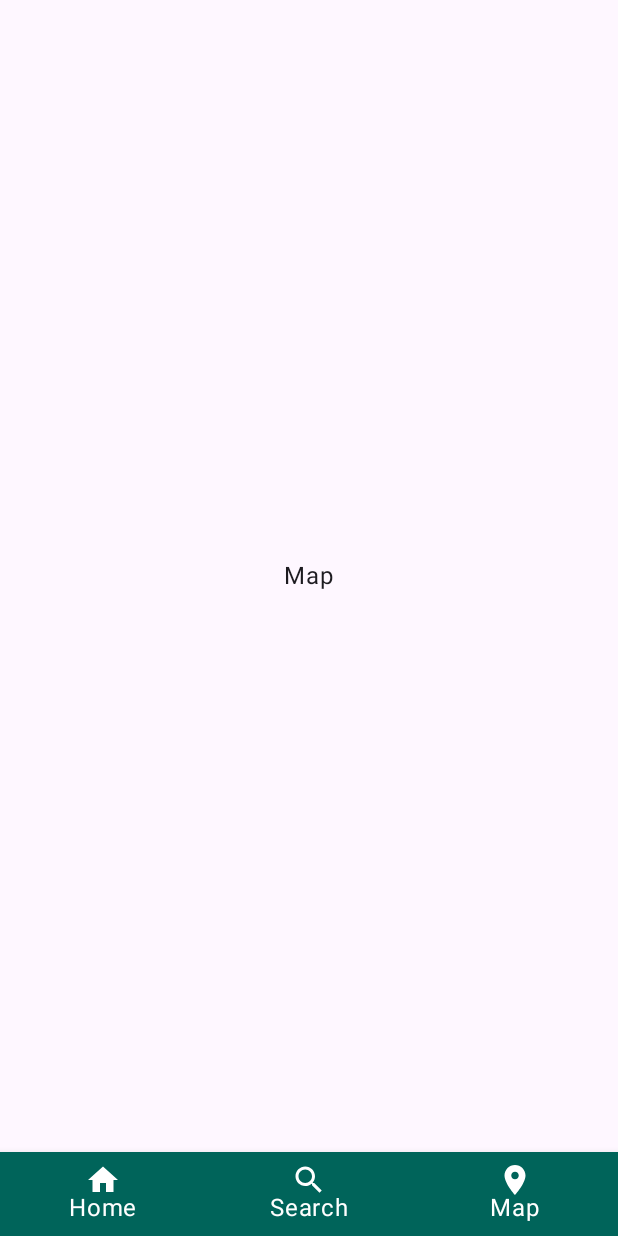
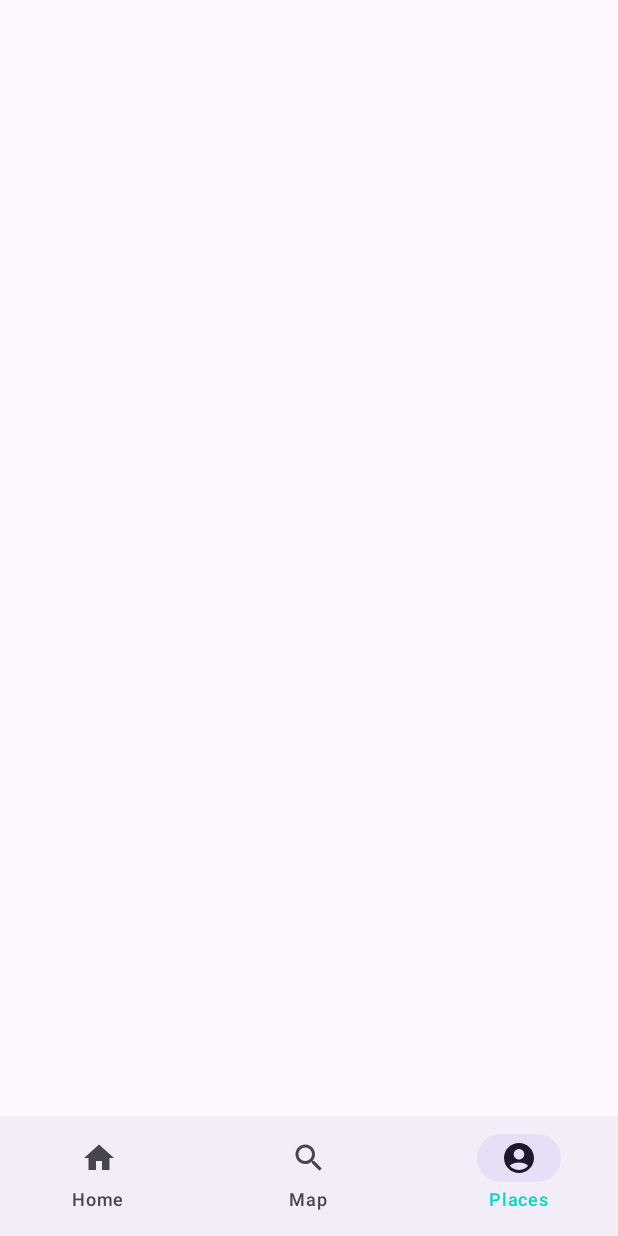
Before and after one commit to jackgpalfrey/uni-ma-project, an Android app built with Jetpack Compose: the HomeScreen screen opened through its navigation route, item 3 of the bottom bar chosen, on a phone screen of 412 x 824 dp. Run offline under Robolectric (Android 15) with nearby library versions, the phone set to English and light mode, and no system bars.

Commit message:
feat: added material3 navigation bar

```diff
--- /dev/null
+++ b/app/src/main/java/com/example/weatherapplication/BottomNavigationBar.kt
@@ -0,0 +1,75 @@
+package com.example.weatherapplication
+
+import androidx.compose.foundation.layout.fillMaxSize
+import androidx.compose.foundation.layout.padding
+import androidx.compose.material3.*
+import androidx.compose.runtime.Composable
+import androidx.compose.runtime.getValue
+import androidx.compose.ui.Modifier
+import androidx.navigation.NavGraph.Companion.findStartDestination
+import androidx.navigation.compose.NavHost
+import androidx.navigation.compose.composable
+import androidx.navigation.compose.currentBackStackEntryAsState
+import androidx.navigation.compose.rememberNavController
+import com.example.weatherapplication.screens.HomeScreen
+import com.example.weatherapplication.screens.MapScreen
+import com.example.weatherapplication.screens.PlacesScreen
+
+@Composable
+fun BottomNavigationBar() {
+    val navController = rememberNavController()
+    val navBackStackEntry by navController.currentBackStackEntryAsState()
+    val currentDestination = navBackStackEntry?.destination
+
+    Scaffold(
+        modifier = Modifier.fillMaxSize(),
+        bottomBar = {
+            NavigationBar {
+                BottomNavigationItem().bottomNavigationItems().forEachIndexed { _, navigationItem ->
+                    NavigationBarItem(
+                        selected = navigationItem.route == currentDestination?.route,
+                        label = {
+                            Text(navigationItem.label)
+                        },
+                        icon = {
+                            Icon(
+                                navigationItem.icon,
+                                contentDescription = navigationItem.label
+                            )
+                        },
+                        onClick = {
+                            navController.navigate(navigationItem.route) {
+                                popUpTo(navController.graph.findStartDestination().id) {
+                                    saveState = true
+                                }
+                                launchSingleTop = true
+                                restoreState = true
+                            }
+                        }
+                    )
+                }
+            }
+        }
+    ) {paddingValues ->
+        NavHost(
+            navController = navController,
+            startDestination = Views.Home.route,
+            modifier = Modifier.padding(paddingValues = paddingValues)) {
+            composable(Views.Home.route) {
+                HomeScreen(
+                    navController
+                )
+            }
+            composable(Views.Map.route) {
+                MapScreen(
+                    navController
+                )
+            }
+            composable(Views.Places.route) {
+                PlacesScreen(
+                    navController
+                )
+            }
+        }
+    }
+}
--- /dev/null
+++ b/app/src/main/java/com/example/weatherapplication/BottomNavigationItem.kt
@@ -0,0 +1,33 @@
+package com.example.weatherapplication
+
+import androidx.compose.material.icons.Icons
+import androidx.compose.material.icons.filled.AccountCircle
+import androidx.compose.material.icons.filled.Home
+import androidx.compose.material.icons.filled.Search
+import androidx.compose.ui.graphics.vector.ImageVector
+
+data class BottomNavigationItem(
+    val label : String = "",
+    val icon : ImageVector = Icons.Filled.Home,
+    val route : String = ""
+) {
+    fun bottomNavigationItems() : List<BottomNavigationItem> {
+        return listOf(
+            BottomNavigationItem(
+                label = "Home",
+                icon = Icons.Filled.Home,
+                route = Views.Home.route
+            ),
+            BottomNavigationItem(
+                label = "Map",
+                icon = Icons.Filled.Search,
+                route = Views.Map.route
+            ),
+            BottomNavigationItem(
+                label = "Places",
+                icon = Icons.Filled.AccountCircle,
+                route = Views.Places.route
+            ),
+        )
+    }
+}
--- a/app/src/main/java/com/example/weatherapplication/MainActivity.kt
+++ b/app/src/main/java/com/example/weatherapplication/MainActivity.kt
@@ -3,38 +3,16 @@ package com.example.weatherapplication
 import android.os.Bundle
 import androidx.activity.ComponentActivity
 import androidx.activity.compose.setContent
-import androidx.compose.foundation.layout.Box
 import androidx.compose.foundation.layout.fillMaxSize
-import androidx.compose.foundation.layout.padding
-//noinspection UsingMaterialAndMaterial3Libraries
-import androidx.compose.material.BottomNavigation
-//noinspection UsingMaterialAndMaterial3Libraries
-import androidx.compose.material.BottomNavigationItem
-import androidx.compose.material.icons.Icons
-import androidx.compose.material.icons.filled.*
-import androidx.compose.material3.Icon
-import androidx.compose.material3.Scaffold
-import androidx.compose.material3.Text
+import androidx.compose.material3.*
 import androidx.compose.runtime.Composable
-import androidx.compose.runtime.getValue
-import androidx.compose.ui.Alignment
 import androidx.compose.ui.Modifier
-import androidx.compose.ui.graphics.vector.ImageVector
-import androidx.compose.ui.tooling.preview.Preview
-import androidx.navigation.NavController
-import androidx.navigation.NavGraph.Companion.findStartDestination
-import androidx.navigation.compose.NavHost
-import androidx.navigation.compose.composable
-import androidx.navigation.compose.currentBackStackEntryAsState
-import androidx.navigation.compose.rememberNavController
-import com.example.weatherapplication.ui.theme.CustomPrimaryColor
 import com.example.weatherapplication.ui.theme.MyCustomTheme
-import com.example.weatherapplication.ui.theme.White
 
-sealed class BottomNavItem(val route: String, val label: String, val icon: ImageVector) {
-    data object Home : BottomNavItem("home", "Home", Icons.Filled.Home)
-    data object Search : BottomNavItem("search", "Search", Icons.Filled.Search)
-    data object Map : BottomNavItem("map", "Map", Icons.Filled.LocationOn)
+sealed class Views(val route : String) {
+    data object Home : Views("home_route")
+    data object Map : Views("map_route")
+    data object Places : Views("places_route")
 }
 
 class MainActivity : ComponentActivity() {
@@ -50,91 +28,8 @@ class MainActivity : ComponentActivity() {
 
 @Composable
 fun MainScreen() {
-    val navController = rememberNavController()
-
-    Scaffold(
-        bottomBar = { BottomNavigationBar(navController) }
-    ) { innerPadding ->
-        NavHost(
-            navController = navController,
-            startDestination = BottomNavItem.Home.route,
-            Modifier.padding(innerPadding)
-        ) {
-            composable(BottomNavItem.Home.route) { HomeScreen() }
-            composable(BottomNavItem.Search.route) { SearchScreen() }
-            composable(BottomNavItem.Map.route) { ProfileScreen() }
-        }
+    // A surface container using the 'background' color from the theme
+    Surface(modifier = Modifier.fillMaxSize(), color = MaterialTheme.colorScheme.background) {
+        BottomNavigationBar()
     }
 }
-
-@Composable
-fun BottomNavigationBar(navController: NavController) {
-    val items = listOf(
-        BottomNavItem.Home,
-        BottomNavItem.Search,
-        BottomNavItem.Map
-    )
-
-    // Use current route in a more compatible way
-    val navBackStackEntry by navController.currentBackStackEntryAsState()
-    val currentRoute = navBackStackEntry?.destination?.route
-
-    BottomNavigation(
-        backgroundColor = CustomPrimaryColor,
-
-    ) {
-        items.forEach { item ->
-            BottomNavigationItem(
-                icon = { Icon(item.icon, contentDescription = item.label, tint = White) },
-                label = { Text(item.label, color = White) },
-                selected = currentRoute == item.route,
-                onClick = {
-                    navController.navigate(item.route) {
-                        // Use findStartDestination for correct navigation behavior
-                        popUpTo(navController.graph.findStartDestination().id) {
-                            saveState = true
-                        }
-                        launchSingleTop = true
-                        restoreState = true
-                    }
-                }
-            )
-        }
-    }
-}
-
-@Composable
-fun HomeScreen() {
-    Box(
-        modifier = Modifier.fillMaxSize(),
-        contentAlignment = Alignment.Center
-    ) {
-        Text(text = "Home")
-    }
-}
-
-@Composable
-fun SearchScreen() {
-    Box(
-        modifier = Modifier.fillMaxSize(),
-        contentAlignment = Alignment.Center
-    ) {
-        Text(text = "Search")
-    }
-}
-
-@Composable
-fun ProfileScreen() {
-    Box(
-        modifier = Modifier.fillMaxSize(),
-        contentAlignment = Alignment.Center
-    ) {
-        Text(text = "Map")
-    }
-}
-
-@Preview(showBackground = true)
-@Composable
-fun DefaultPreview() {
-    MainScreen()
-}
--- /dev/null
+++ b/app/src/main/java/com/example/weatherapplication/screens/HomeScreen.kt
@@ -0,0 +1,44 @@
+package com.example.weatherapplication.screens
+
+import androidx.compose.foundation.Image
+import androidx.compose.foundation.layout.*
+import androidx.compose.material3.MaterialTheme
+import androidx.compose.material3.Surface
+import androidx.compose.material3.Text
+import androidx.compose.runtime.Composable
+import androidx.compose.ui.Alignment
+import androidx.compose.ui.Modifier
+import androidx.compose.ui.draw.clip
+import androidx.compose.ui.layout.ContentScale
+import androidx.compose.ui.res.painterResource
+import androidx.compose.ui.unit.dp
+import androidx.navigation.NavController
+import com.example.weatherapplication.ui.theme.MyCustomTheme
+
+@Composable
+fun HomeScreen(navController: NavController) {
+    MyCustomTheme {
+        Surface(
+            modifier = Modifier.fillMaxSize(),
+            color = MaterialTheme.colorScheme.background
+        ) {
+            Column(
+                modifier = Modifier.fillMaxSize().padding(15.dp),
+                horizontalAlignment = Alignment.CenterHorizontally,
+                verticalArrangement = Arrangement.Center
+            ) {
+                Box(
+                    modifier = Modifier.fillMaxWidth()
+                        .height(200.dp)
+                        .padding(horizontal = 0.dp, vertical = 10.dp)
+                        .clip(MaterialTheme.shapes.large)
+                )
+                Text(
+                    "Home",
+                    style = MaterialTheme.typography.titleLarge,
+                    modifier = Modifier.padding(vertical = 0.dp)
+                )
+            }
+        }
+    }
+}
--- /dev/null
+++ b/app/src/main/java/com/example/weatherapplication/screens/MapScreen.kt
@@ -0,0 +1,9 @@
+package com.example.weatherapplication.screens
+
+import androidx.compose.runtime.Composable
+import androidx.navigation.NavController
+
+@Composable
+fun MapScreen(navController: NavController) {
+
+}
--- /dev/null
+++ b/app/src/main/java/com/example/weatherapplication/screens/PlacesScreen.kt
@@ -0,0 +1,9 @@
+package com.example.weatherapplication.screens
+
+import androidx.compose.runtime.Composable
+import androidx.navigation.NavController
+
+@Composable
+fun PlacesScreen(navController: NavController) {
+
+}
```
